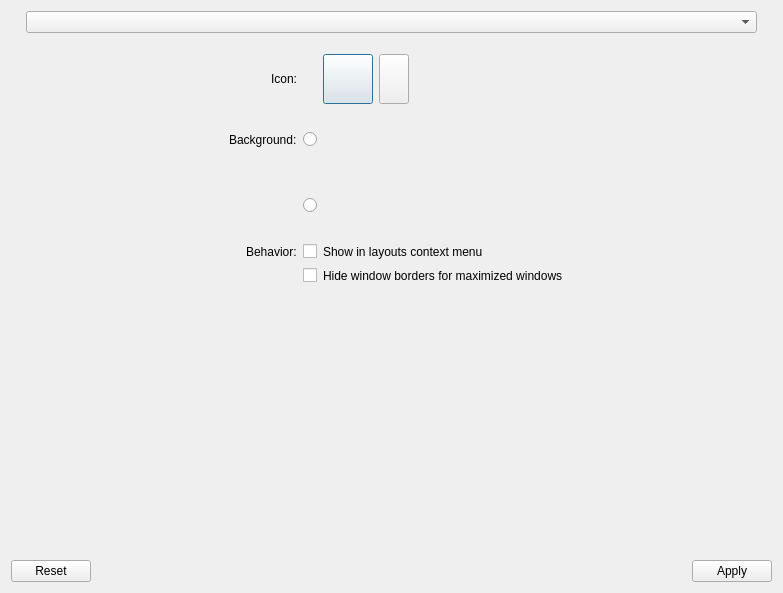
This is app/settings/dialogs/detailsdialog.ui in KDE/latte-dock as Qt 5 draws it before an edit. The edited form follows.
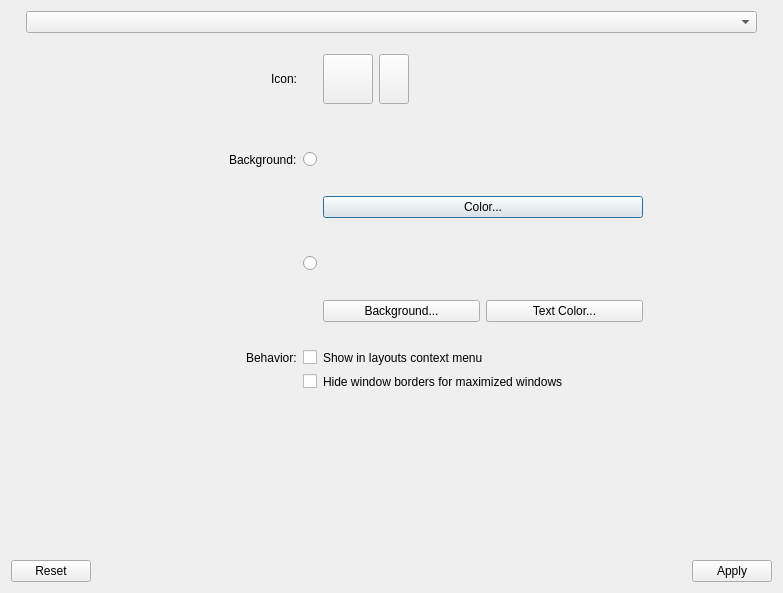
This is the edited form. Icons and pictures are not drawn. Custom widgets are drawn as their Qt base class.

Commit message:
add buttons in Details window
--buttons to change color,background and
text color layout options

```diff
--- a/app/settings/dialogs/detailsdialog.ui
+++ b/app/settings/dialogs/detailsdialog.ui
@@ -55,20 +55,49 @@
        </item>
        <item>
         <layout class="QGridLayout" name="gridLayout" columnstretch="5,0,8">
-         <item row="3" column="1">
-          <widget class="QCheckBox" name="inMenuChk">
-           <property name="text">
-            <string notr="true"/>
-           </property>
-          </widget>
+         <item row="4" column="2">
+          <layout class="QHBoxLayout" name="horizontalLayout">
+           <item>
+            <widget class="QPushButton" name="colorBtn">
+             <property name="sizePolicy">
+              <sizepolicy hsizetype="Minimum" vsizetype="Fixed">
+               <horstretch>0</horstretch>
+               <verstretch>0</verstretch>
+              </sizepolicy>
+             </property>
+             <property name="minimumSize">
+              <size>
+               <width>320</width>
+               <height>0</height>
+              </size>
+             </property>
+             <property name="text">
+              <string>Color...</string>
+             </property>
+            </widget>
+           </item>
+           <item>
+            <spacer name="horizontalSpacer_10">
+             <property name="orientation">
+              <enum>Qt::Horizontal</enum>
+             </property>
+             <property name="sizeHint" stdset="0">
+              <size>
+               <width>40</width>
+               <height>20</height>
+              </size>
+             </property>
+            </spacer>
+           </item>
+          </layout>
          </item>
-         <item row="2" column="2">
+         <item row="7" column="2">
           <layout class="QHBoxLayout" name="backgroundOptLayout">
            <item>
             <widget class="Latte::Settings::Widget::PatternWidget" name="backPatternWidget" native="true">
              <property name="minimumSize">
               <size>
-               <width>220</width>
+               <width>320</width>
                <height>60</height>
               </size>
              </property>
@@ -113,14 +142,134 @@
            </item>
           </layout>
          </item>
-         <item row="2" column="0">
+         <item row="2" column="1">
+          <widget class="QRadioButton" name="colorRadioBtn">
+           <property name="sizePolicy">
+            <sizepolicy hsizetype="Preferred" vsizetype="Fixed">
+             <horstretch>0</horstretch>
+             <verstretch>0</verstretch>
+            </sizepolicy>
+           </property>
+           <property name="minimumSize">
+            <size>
+             <width>0</width>
+             <height>0</height>
+            </size>
+           </property>
+           <property name="maximumSize">
+            <size>
+             <width>16777215</width>
+             <height>16777215</height>
+            </size>
+           </property>
+           <property name="text">
+            <string notr="true"/>
+           </property>
+          </widget>
+         </item>
+         <item row="11" column="2">
+          <layout class="QHBoxLayout" name="horizontalLayout_10">
+           <item>
+            <widget class="QLabel" name="borderlessChkLbl">
+             <property name="text">
+              <string>Hide window borders for maximized windows</string>
+             </property>
+            </widget>
+           </item>
+          </layout>
+         </item>
+         <item row="11" column="1">
+          <widget class="QCheckBox" name="borderlessChk">
+           <property name="text">
+            <string notr="true"/>
+           </property>
+          </widget>
+         </item>
+         <item row="1" column="2">
+          <spacer name="verticalSpacer_3">
+           <property name="orientation">
+            <enum>Qt::Vertical</enum>
+           </property>
+           <property name="sizeType">
+            <enum>QSizePolicy::Fixed</enum>
+           </property>
+           <property name="sizeHint" stdset="0">
+            <size>
+             <width>15</width>
+             <height>20</height>
+            </size>
+           </property>
+          </spacer>
+         </item>
+         <item row="10" column="1">
+          <widget class="QCheckBox" name="inMenuChk">
+           <property name="text">
+            <string notr="true"/>
+           </property>
+          </widget>
+         </item>
+         <item row="11" column="0">
+          <widget class="QLabel" name="behaviorSecRowLbl">
+           <property name="text">
+            <string notr="true"/>
+           </property>
+          </widget>
+         </item>
+         <item row="8" column="2">
+          <layout class="QHBoxLayout" name="horizontalLayout_2">
+           <item>
+            <layout class="QHBoxLayout" name="horizontalLayout_6">
+             <item>
+              <widget class="QPushButton" name="backgroundBtn">
+               <property name="minimumSize">
+                <size>
+                 <width>157</width>
+                 <height>0</height>
+                </size>
+               </property>
+               <property name="text">
+                <string>Background...</string>
+               </property>
+              </widget>
+             </item>
+             <item>
+              <widget class="QPushButton" name="textColorBtn">
+               <property name="minimumSize">
+                <size>
+                 <width>157</width>
+                 <height>0</height>
+                </size>
+               </property>
+               <property name="text">
+                <string>Text Color...</string>
+               </property>
+              </widget>
+             </item>
+            </layout>
+           </item>
+           <item>
+            <spacer name="horizontalSpacer_9">
+             <property name="orientation">
+              <enum>Qt::Horizontal</enum>
+             </property>
+             <property name="sizeHint" stdset="0">
+              <size>
+               <width>40</width>
+               <height>20</height>
+              </size>
+             </property>
+            </spacer>
+           </item>
+          </layout>
+         </item>
+         <item row="7" column="0">
           <widget class="QLabel" name="backSecondRowLbl">
            <property name="text">
             <string notr="true"/>
            </property>
           </widget>
          </item>
-         <item row="1" column="0">
+         <item row="2" column="0">
           <layout class="QHBoxLayout" name="horizontalLayout_4">
            <item>
             <spacer name="horizontalSpacer_4">
@@ -150,7 +299,7 @@
            </item>
           </layout>
          </item>
-         <item row="3" column="0">
+         <item row="10" column="0">
           <layout class="QHBoxLayout" name="horizontalLayout_5">
            <item>
             <spacer name="horizontalSpacer_5">
@@ -174,6 +323,44 @@
            </item>
           </layout>
          </item>
+         <item row="10" column="2">
+          <layout class="QHBoxLayout" name="horizontalLayout_8">
+           <item>
+            <widget class="QLabel" name="inMenuChkLbl">
+             <property name="text">
+              <string>Show in layouts context menu</string>
+             </property>
+            </widget>
+           </item>
+          </layout>
+         </item>
+         <item row="2" column="2">
+          <layout class="QHBoxLayout" name="colorsOptLayout">
+           <item>
+            <widget class="Latte::Settings::Widget::PatternWidget" name="colorPatternWidget" native="true">
+             <property name="minimumSize">
+              <size>
+               <width>320</width>
+               <height>60</height>
+              </size>
+             </property>
+            </widget>
+           </item>
+           <item>
+            <spacer name="horizontalSpacer_6">
+             <property name="orientation">
+              <enum>Qt::Horizontal</enum>
+             </property>
+             <property name="sizeHint" stdset="0">
+              <size>
+               <width>40</width>
+               <height>20</height>
+              </size>
+             </property>
+            </spacer>
+           </item>
+          </layout>
+         </item>
          <item row="0" column="2">
           <layout class="QHBoxLayout" name="iconHorLayout">
            <item>
@@ -231,61 +418,7 @@
            </item>
           </layout>
          </item>
-         <item row="1" column="1">
-          <widget class="QRadioButton" name="colorRadioBtn">
-           <property name="sizePolicy">
-            <sizepolicy hsizetype="Preferred" vsizetype="Fixed">
-             <horstretch>0</horstretch>
-             <verstretch>0</verstretch>
-            </sizepolicy>
-           </property>
-           <property name="minimumSize">
-            <size>
-             <width>0</width>
-             <height>0</height>
-            </size>
-           </property>
-           <property name="maximumSize">
-            <size>
-             <width>16777215</width>
-             <height>16777215</height>
-            </size>
-           </property>
-           <property name="text">
-            <string notr="true"/>
-           </property>
-          </widget>
-         </item>
-         <item row="4" column="2">
-          <layout class="QHBoxLayout" name="horizontalLayout_10">
-           <item>
-            <widget class="QLabel" name="borderlessChkLbl">
-             <property name="text">
-              <string>Hide window borders for maximized windows</string>
-             </property>
-            </widget>
-           </item>
-          </layout>
-         </item>
-         <item row="3" column="2">
-          <layout class="QHBoxLayout" name="horizontalLayout_8">
-           <item>
-            <widget class="QLabel" name="inMenuChkLbl">
-             <property name="text">
-              <string>Show in layouts context menu</string>
-             </property>
-            </widget>
-           </item>
-          </layout>
-         </item>
-         <item row="4" column="0">
-          <widget class="QLabel" name="behaviorSecRowLbl">
-           <property name="text">
-            <string notr="true"/>
-           </property>
-          </widget>
-         </item>
-         <item row="2" column="1">
+         <item row="7" column="1">
           <widget class="QRadioButton" name="backRadioBtn">
            <property name="sizePolicy">
             <sizepolicy hsizetype="Preferred" vsizetype="Fixed">
@@ -304,39 +437,37 @@
            </property>
           </widget>
          </item>
-         <item row="4" column="1">
-          <widget class="QCheckBox" name="borderlessChk">
-           <property name="text">
-            <string notr="true"/>
+         <item row="9" column="2">
+          <spacer name="verticalSpacer_4">
+           <property name="orientation">
+            <enum>Qt::Vertical</enum>
            </property>
-          </widget>
+           <property name="sizeType">
+            <enum>QSizePolicy::Fixed</enum>
+           </property>
+           <property name="sizeHint" stdset="0">
+            <size>
+             <width>15</width>
+             <height>20</height>
+            </size>
+           </property>
+          </spacer>
          </item>
-         <item row="1" column="2">
-          <layout class="QHBoxLayout" name="colorsOptLayout">
-           <item>
-            <widget class="Latte::Settings::Widget::PatternWidget" name="colorPatternWidget" native="true">
-             <property name="minimumSize">
-              <size>
-               <width>220</width>
-               <height>60</height>
-              </size>
-             </property>
-            </widget>
-           </item>
-           <item>
-            <spacer name="horizontalSpacer_6">
-             <property name="orientation">
-              <enum>Qt::Horizontal</enum>
-             </property>
-             <property name="sizeHint" stdset="0">
-              <size>
-               <width>40</width>
-               <height>20</height>
-              </size>
-             </property>
-            </spacer>
-           </item>
-          </layout>
+         <item row="5" column="2">
+          <spacer name="verticalSpacer_5">
+           <property name="orientation">
+            <enum>Qt::Vertical</enum>
+           </property>
+           <property name="sizeType">
+            <enum>QSizePolicy::Fixed</enum>
+           </property>
+           <property name="sizeHint" stdset="0">
+            <size>
+             <width>20</width>
+             <height>10</height>
+            </size>
+           </property>
+          </spacer>
          </item>
         </layout>
        </item>
```
